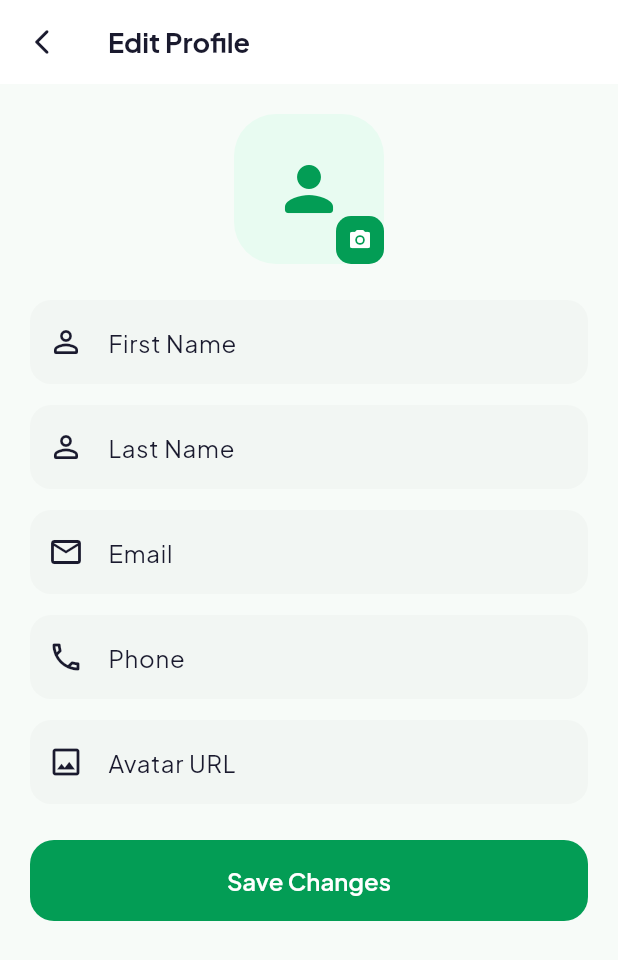
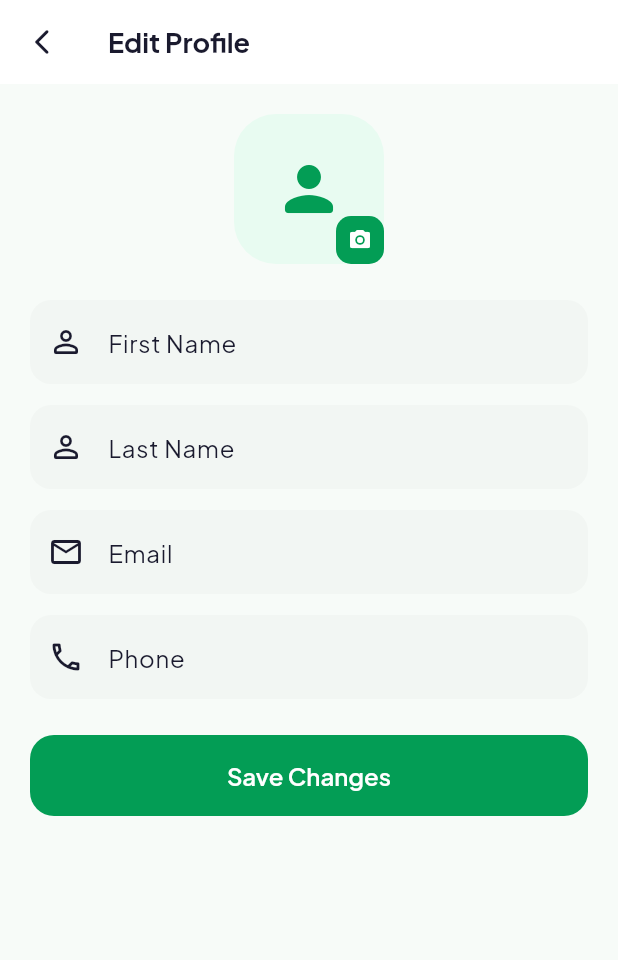
Before and after one commit to yussuf253/edalab, a Flutter app: the ProfileScreen screen opened by its route, after a tap on "Edit Profile", on a phone screen of 412 x 824 dp. Shown: the top 960 px of the screen. Run offline on Flutter 3.47's test engine with Material 3 defaults, Android fonts, the phone set to English and light mode, and no system bars; our stand-ins replace animate_do, firebase_core, firebase_messaging, flutter_local_notifications, geolocator, go_router and 5 more; accounts and stored records are empty; network calls fail.

Commit message:
user avatar upload

```diff
--- a/lib/features/profile/screens/edit_profile_screen.dart
+++ b/lib/features/profile/screens/edit_profile_screen.dart
@@ -1,8 +1,13 @@
+import 'dart:convert';
+import 'dart:typed_data';
+
 import 'package:flutter/material.dart';
 import 'package:go_router/go_router.dart';
+import 'package:image_picker/image_picker.dart';
 import 'package:provider/provider.dart';
 import '../../../core/constants/app_colors.dart';
 import '../../../core/localization/app_localizations.dart';
+import '../../../core/network/api_client.dart';
 import '../../../core/providers/providers.dart';
 import '../../../core/widgets/app_button.dart';
 
@@ -18,7 +23,9 @@ class _EditProfileScreenState extends State<EditProfileScreen> {
   late final TextEditingController _lastNameController;
   late final TextEditingController _emailController;
   late final TextEditingController _phoneController;
-  late final TextEditingController _avatarUrlController;
+  String? _avatarUrl;
+  Uint8List? _pickedAvatarBytes;
+  bool _isUploadingAvatar = false;
 
   @override
   void initState() {
@@ -28,7 +35,7 @@ class _EditProfileScreenState extends State<EditProfileScreen> {
     _lastNameController = TextEditingController(text: user?.lastName ?? '');
     _emailController = TextEditingController(text: user?.email ?? '');
     _phoneController = TextEditingController(text: user?.phone ?? '');
-    _avatarUrlController = TextEditingController(text: user?.avatarUrl ?? '');
+    _avatarUrl = user?.avatarUrl;
   }
 
   @override
@@ -37,15 +44,61 @@ class _EditProfileScreenState extends State<EditProfileScreen> {
     _lastNameController.dispose();
     _emailController.dispose();
     _phoneController.dispose();
-    _avatarUrlController.dispose();
     super.dispose();
+  }
+
+  Future<void> _pickAndUploadAvatar() async {
+    final user = context.read<AuthProvider>().user;
+    if (user == null) return;
+
+    final picker = ImagePicker();
+    final file = await picker.pickImage(
+      source: ImageSource.gallery,
+      maxWidth: 1400,
+      imageQuality: 88,
+    );
+    if (file == null) return;
+
+    final bytes = await file.readAsBytes();
+    if (!mounted) return;
+
+    setState(() {
+      _pickedAvatarBytes = bytes;
+      _isUploadingAvatar = true;
+    });
+
+    try {
+      final response = await ApiClient.post('/users/${user.id}/avatar-upload', {
+        'fileName': file.name,
+        'mimeType': file.mimeType,
+        'dataBase64': base64Encode(bytes),
+      });
+      final payload = Map<String, dynamic>.from(response as Map);
+      final uploadedUrl = payload['url']?.toString().trim() ?? '';
+      if (uploadedUrl.isEmpty) {
+        throw Exception('Avatar upload returned an empty URL.');
+      }
+
+      if (!mounted) return;
+      setState(() {
+        _avatarUrl = uploadedUrl;
+      });
+    } catch (error) {
+      if (!mounted) return;
+      ScaffoldMessenger.of(
+        context,
+      ).showSnackBar(SnackBar(content: Text(ApiClient.userFacingError(error))));
+    } finally {
+      if (mounted) {
+        setState(() => _isUploadingAvatar = false);
+      }
+    }
   }
 
   @override
   Widget build(BuildContext context) {
     final l10n = context.l10n;
     final authProvider = context.watch<AuthProvider>();
-    final user = authProvider.user;
 
     return Scaffold(
       backgroundColor: AppColors.background,
@@ -70,24 +123,39 @@ class _EditProfileScreenState extends State<EditProfileScreen> {
                       color: AppColors.primarySurface,
                       borderRadius: BorderRadius.circular(28),
                     ),
-                    child: user?.avatarUrl != null && user!.avatarUrl!.isNotEmpty
+                    child: _pickedAvatarBytes != null
+                        ? ClipRRect(
+                            borderRadius: BorderRadius.circular(28),
+                            child: Image.memory(
+                              _pickedAvatarBytes!,
+                              fit: BoxFit.cover,
+                            ),
+                          )
+                        : _avatarUrl != null && _avatarUrl!.isNotEmpty
                         ? ClipRRect(
                             borderRadius: BorderRadius.circular(28),
                             child: Image.network(
-                              user.avatarUrl!,
+                              _avatarUrl!,
                               fit: BoxFit.cover,
-                              errorBuilder: (context, error, stackTrace) => const Icon(
+                              errorBuilder: (context, error, stackTrace) =>
+                                  const Icon(
                                     Icons.person_rounded,
                                     color: AppColors.primary,
                                     size: 48,
                                   ),
                             ),
                           )
-                        : const Icon(Icons.person_rounded, color: AppColors.primary, size: 48),
+                        : const Icon(
+                            Icons.person_rounded,
+                            color: AppColors.primary,
+                            size: 48,
+                          ),
                   ),
                   Positioned(
                     bottom: 0,
                     right: 0,
+                    child: GestureDetector(
+                      onTap: _isUploadingAvatar ? null : _pickAndUploadAvatar,
                       child: Container(
                         width: 32,
                         height: 32,
@@ -95,7 +163,20 @@ class _EditProfileScreenState extends State<EditProfileScreen> {
                           color: AppColors.primary,
                           borderRadius: BorderRadius.circular(10),
                         ),
-                      child: const Icon(Icons.camera_alt_rounded, color: AppColors.white, size: 16),
+                        child: _isUploadingAvatar
+                            ? const Padding(
+                                padding: EdgeInsets.all(7),
+                                child: CircularProgressIndicator(
+                                  strokeWidth: 2,
+                                  color: AppColors.white,
+                                ),
+                              )
+                            : const Icon(
+                                Icons.camera_alt_rounded,
+                                color: AppColors.white,
+                                size: 16,
+                              ),
+                      ),
                     ),
                   ),
                 ],
@@ -133,25 +214,19 @@ class _EditProfileScreenState extends State<EditProfileScreen> {
                 prefixIcon: Icon(Icons.phone_outlined),
               ),
             ),
-            const SizedBox(height: 14),
-            TextFormField(
-              controller: _avatarUrlController,
-              decoration: InputDecoration(
-                labelText: l10n.t('profile_edit.avatar_url'),
-                prefixIcon: Icon(Icons.image_outlined),
-              ),
-            ),
             const SizedBox(height: 24),
             AppButton(
               text: l10n.t('profile_edit.save'),
-              isLoading: authProvider.isLoading,
+              isLoading: authProvider.isLoading || _isUploadingAvatar,
               onPressed: () async {
-                final success = await context.read<AuthProvider>().updateProfile(
+                final success = await context
+                    .read<AuthProvider>()
+                    .updateProfile(
                       firstName: _firstNameController.text,
                       lastName: _lastNameController.text,
                       email: _emailController.text,
                       phone: _phoneController.text,
-                  avatarUrl: _avatarUrlController.text,
+                      avatarUrl: _avatarUrl,
                     );
 
                 if (!context.mounted) return;
@@ -165,7 +240,8 @@ class _EditProfileScreenState extends State<EditProfileScreen> {
                   ScaffoldMessenger.of(context).showSnackBar(
                     SnackBar(
                       content: Text(
-                        authProvider.errorMessage ?? l10n.t('profile_edit.failed'),
+                        authProvider.errorMessage ??
+                            l10n.t('profile_edit.failed'),
                       ),
                     ),
                   );
--- a/lib/features/profile/screens/profile_screen.dart
+++ b/lib/features/profile/screens/profile_screen.dart
@@ -27,14 +27,24 @@ class ProfileScreen extends StatelessWidget {
         slivers: [
           // Profile header
           SliverToBoxAdapter(
+            child: Padding(
+              padding: const EdgeInsets.fromLTRB(16, 56, 16, 8),
               child: Container(
-              padding: const EdgeInsets.fromLTRB(20, 60, 20, 24),
-              decoration: const BoxDecoration(
-                gradient: LinearGradient(
+                padding: const EdgeInsets.fromLTRB(18, 16, 18, 18),
+                decoration: BoxDecoration(
+                  gradient: const LinearGradient(
                     colors: [AppColors.primary, AppColors.secondary],
                     begin: Alignment.topLeft,
                     end: Alignment.bottomRight,
                   ),
+                  borderRadius: BorderRadius.circular(30),
+                  boxShadow: [
+                    BoxShadow(
+                      color: AppColors.primary.withValues(alpha: 0.22),
+                      blurRadius: 26,
+                      offset: const Offset(0, 12),
+                    ),
+                  ],
                 ),
                 child: Column(
                   children: [
@@ -60,21 +70,21 @@ class ProfileScreen extends StatelessWidget {
                         // ),
                       ],
                     ),
-                  const SizedBox(height: 16),
+                    const SizedBox(height: 8),
                     Container(
-                    width: 80,
-                    height: 80,
+                      width: 74,
+                      height: 74,
                       decoration: BoxDecoration(
                         color: Colors.white.withValues(alpha: 0.2),
-                      borderRadius: BorderRadius.circular(24),
+                        borderRadius: BorderRadius.circular(22),
                         border: Border.all(
-                        color: Colors.white.withValues(alpha: 0.5),
-                        width: 3,
+                          color: Colors.white.withValues(alpha: 0.52),
+                          width: 2.5,
                         ),
                       ),
                       child: user?.avatarUrl != null
                           ? ClipRRect(
-                            borderRadius: BorderRadius.circular(21),
+                              borderRadius: BorderRadius.circular(19),
                               child: Image.network(
                                 user!.avatarUrl!,
                                 fit: BoxFit.cover,
@@ -83,51 +93,77 @@ class ProfileScreen extends StatelessWidget {
                           : const Icon(
                               Icons.person_rounded,
                               color: AppColors.white,
-                            size: 40,
+                              size: 36,
                             ),
                     ),
-                  const SizedBox(height: 14),
+                    const SizedBox(height: 12),
                     Text(
                       user?.fullName ?? l10n.t('profile.guest'),
-                    style: AppTextStyles.h2.copyWith(color: AppColors.white),
+                      style: AppTextStyles.h3.copyWith(color: AppColors.white),
                     ),
                     const SizedBox(height: 4),
                     if (user != null)
                       Text(
                         user.email,
-                      style: AppTextStyles.bodyMedium.copyWith(
-                        color: Colors.white70,
+                        style: AppTextStyles.caption.copyWith(
+                          color: Colors.white.withValues(alpha: 0.85),
                         ),
+                        textAlign: TextAlign.center,
                       ),
                     const SizedBox(height: 16),
-                  // Stats
-                  Row(
+                    Container(
+                      width: double.infinity,
+                      padding: const EdgeInsets.symmetric(
+                        horizontal: 10,
+                        vertical: 12,
+                      ),
+                      decoration: BoxDecoration(
+                        color: AppColors.white,
+                        borderRadius: BorderRadius.circular(18),
+                      ),
+                      child: Row(
                         mainAxisAlignment: MainAxisAlignment.spaceEvenly,
                         children: [
                           _Stat(
                             user != null ? '12' : '0',
                             l10n.t('profile.orders'),
+                            valueColor: AppColors.dark,
+                            labelColor: AppColors.grey,
                           ),
-                      Container(width: 1, height: 30, color: Colors.white24),
+                          Container(
+                            width: 1,
+                            height: 30,
+                            color: AppColors.extraLightGrey,
+                          ),
                           _Stat(
                             user != null ? '\$450' : '\$0',
                             l10n.t('profile.spent'),
+                            valueColor: AppColors.dark,
+                            labelColor: AppColors.grey,
                           ),
-                      Container(width: 1, height: 30, color: Colors.white24),
+                          Container(
+                            width: 1,
+                            height: 30,
+                            color: AppColors.extraLightGrey,
+                          ),
                           _Stat(
                             user != null ? '${user.points}' : '0',
                             l10n.t('profile.rewards'),
+                            valueColor: AppColors.dark,
+                            labelColor: AppColors.grey,
                           ),
                         ],
                       ),
+                    ),
                   ],
+                ),
               ),
             ),
           ),
           // Menu items
           SliverToBoxAdapter(
             child: Padding(
-              padding: const EdgeInsets.all(20),
+              padding: const EdgeInsets.fromLTRB(20, 16, 20, 20),
               child: Column(
                 crossAxisAlignment: CrossAxisAlignment.start,
                 children: [
@@ -389,18 +425,24 @@ class ProfileScreen extends StatelessWidget {
 }
 
 class _Stat extends StatelessWidget {
-  final String value, label;
-  const _Stat(this.value, this.label);
+  final String value;
+  final String label;
+  final Color valueColor;
+  final Color labelColor;
+
+  const _Stat(
+    this.value,
+    this.label, {
+    this.valueColor = AppColors.white,
+    this.labelColor = Colors.white60,
+  });
 
   @override
   Widget build(BuildContext context) {
     return Column(
       children: [
-        Text(value, style: AppTextStyles.h3.copyWith(color: AppColors.white)),
-        Text(
-          label,
-          style: AppTextStyles.caption.copyWith(color: Colors.white60),
-        ),
+        Text(value, style: AppTextStyles.h3.copyWith(color: valueColor)),
+        Text(label, style: AppTextStyles.caption.copyWith(color: labelColor)),
       ],
     );
   }
```
Also changed, not shown: lib/features/food/screens/food_screen.dart (+1 -11 lines), lib/features/home/screens/home_screen.dart (+30 -10 lines), 1 other file. Lines whose indentation alone changed are shown as unchanged.
